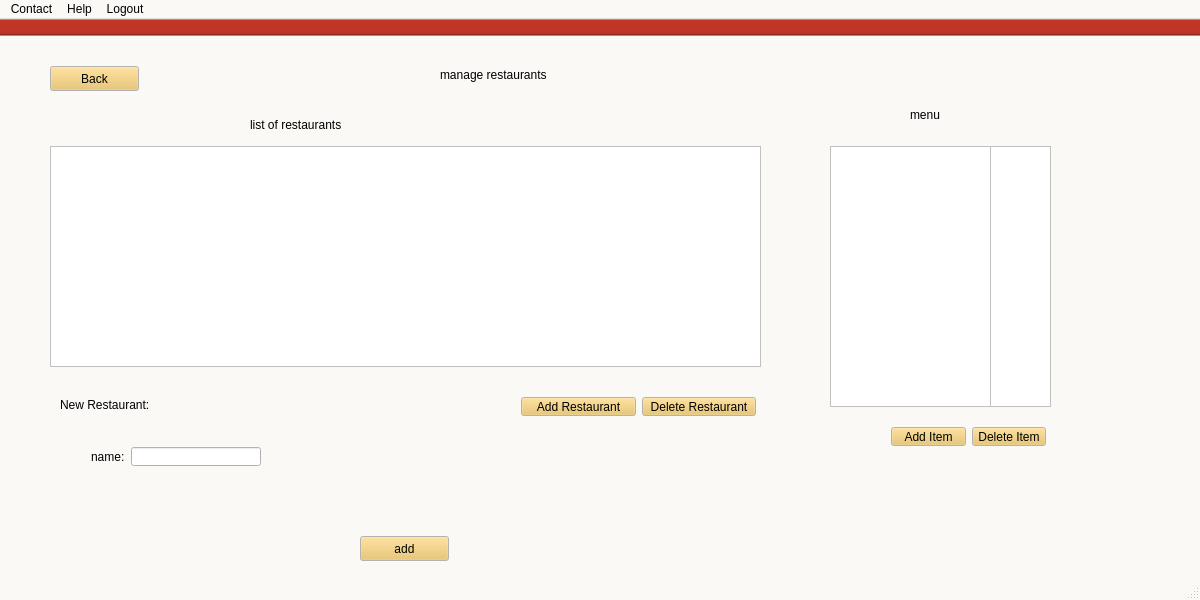
First picture: the form in Quick_Eats/mainwindow.ui, repository akarapetian/Scrum-Team-6---Fast-Food-App, before the edit.
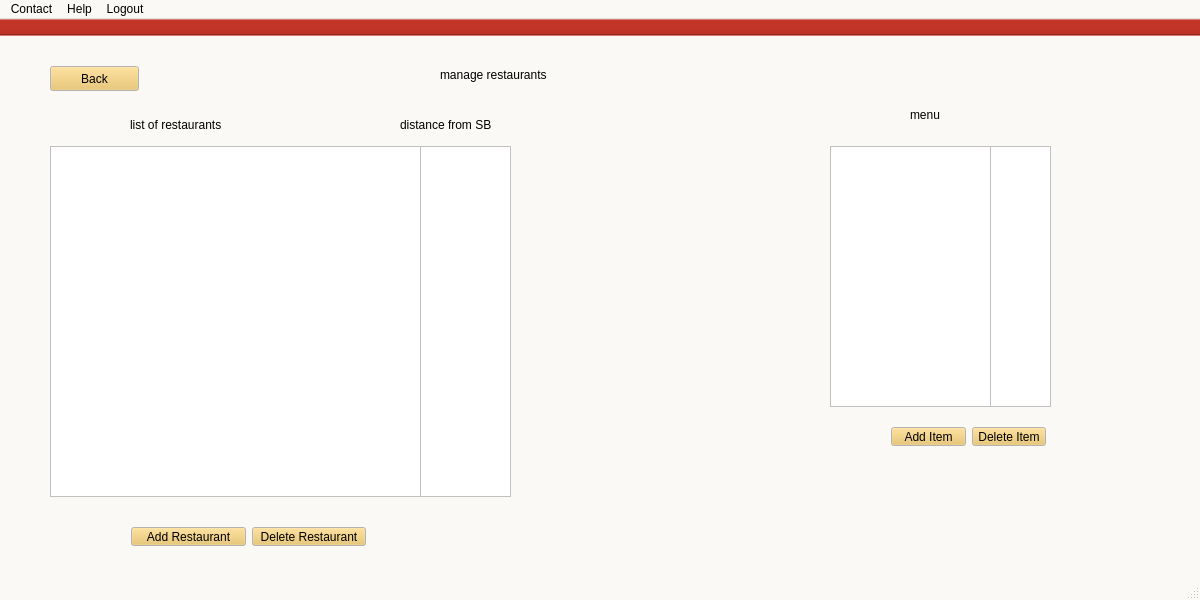
Second picture: the form after the edit. The open tabs and pages were chosen to show the change.

Commit message: Added Icons and Distances to SB

What changed in the file:
```diff
--- a/Quick_Eats/mainwindow.ui
+++ b/Quick_Eats/mainwindow.ui
@@ -1097,7 +1097,7 @@
        <widget class="QLabel" name="label_6">
         <property name="geometry">
          <rect>
-          <x>240</x>
+          <x>120</x>
           <y>70</y>
           <width>141</width>
           <height>17</height>
@@ -1123,8 +1123,8 @@
        <widget class="QWidget" name="layoutWidget">
         <property name="geometry">
          <rect>
-          <x>500</x>
-          <y>340</y>
+          <x>110</x>
+          <y>470</y>
           <width>257</width>
           <height>41</height>
          </rect>
@@ -1151,8 +1151,8 @@
          <rect>
           <x>40</x>
           <y>100</y>
-          <width>711</width>
-          <height>221</height>
+          <width>371</width>
+          <height>351</height>
          </rect>
         </property>
        </widget>
@@ -1179,70 +1179,6 @@
          <string>Back</string>
         </property>
        </widget>
-       <widget class="QStackedWidget" name="addRestaurantStackedWidget">
-        <property name="geometry">
-         <rect>
-          <x>40</x>
-          <y>340</y>
-          <width>421</width>
-          <height>181</height>
-         </rect>
-        </property>
-        <property name="currentIndex">
-         <number>0</number>
-        </property>
-        <widget class="QWidget" name="hiddenPage"/>
-        <widget class="QWidget" name="editPage">
-         <widget class="QLabel" name="label_8">
-          <property name="geometry">
-           <rect>
-            <x>10</x>
-            <y>10</y>
-            <width>121</width>
-            <height>17</height>
-           </rect>
-          </property>
-          <property name="text">
-           <string>New Restaurant:</string>
-          </property>
-         </widget>
-         <widget class="QPushButton" name="addButton">
-          <property name="geometry">
-           <rect>
-            <x>310</x>
-            <y>150</y>
-            <width>89</width>
-            <height>25</height>
-           </rect>
-          </property>
-          <property name="text">
-           <string>add</string>
-          </property>
-         </widget>
-         <widget class="QWidget" name="layoutWidget">
-          <property name="geometry">
-           <rect>
-            <x>30</x>
-            <y>50</y>
-            <width>192</width>
-            <height>41</height>
-           </rect>
-          </property>
-          <layout class="QHBoxLayout" name="horizontalLayout_4">
-           <item>
-            <widget class="QLabel" name="label_9">
-             <property name="text">
-              <string>name:</string>
-             </property>
-            </widget>
-           </item>
-           <item>
-            <widget class="QLineEdit" name="newRestaurantNameLineEdit"/>
-           </item>
-          </layout>
-         </widget>
-        </widget>
-       </widget>
        <widget class="QListWidget" name="manageMenuPriceListWidget">
         <property name="geometry">
          <rect>
@@ -1348,6 +1284,35 @@
          </item>
         </layout>
        </widget>
+       <widget class="QListWidget" name="manageRestaurantDistanceListWidget">
+        <property name="geometry">
+         <rect>
+          <x>410</x>
+          <y>100</y>
+          <width>91</width>
+          <height>351</height>
+         </rect>
+        </property>
+        <property name="iconSize">
+         <size>
+          <width>0</width>
+          <height>0</height>
+         </size>
+        </property>
+       </widget>
+       <widget class="QLabel" name="label_8">
+        <property name="geometry">
+         <rect>
+          <x>390</x>
+          <y>70</y>
+          <width>121</width>
+          <height>17</height>
+         </rect>
+        </property>
+        <property name="text">
+         <string>distance from SB</string>
+        </property>
+       </widget>
       </widget>
      </widget>
     </widget>
```
Left out of the diff: 6 changed lines with no effect on the pictures. The commit also changes 21 other files.
